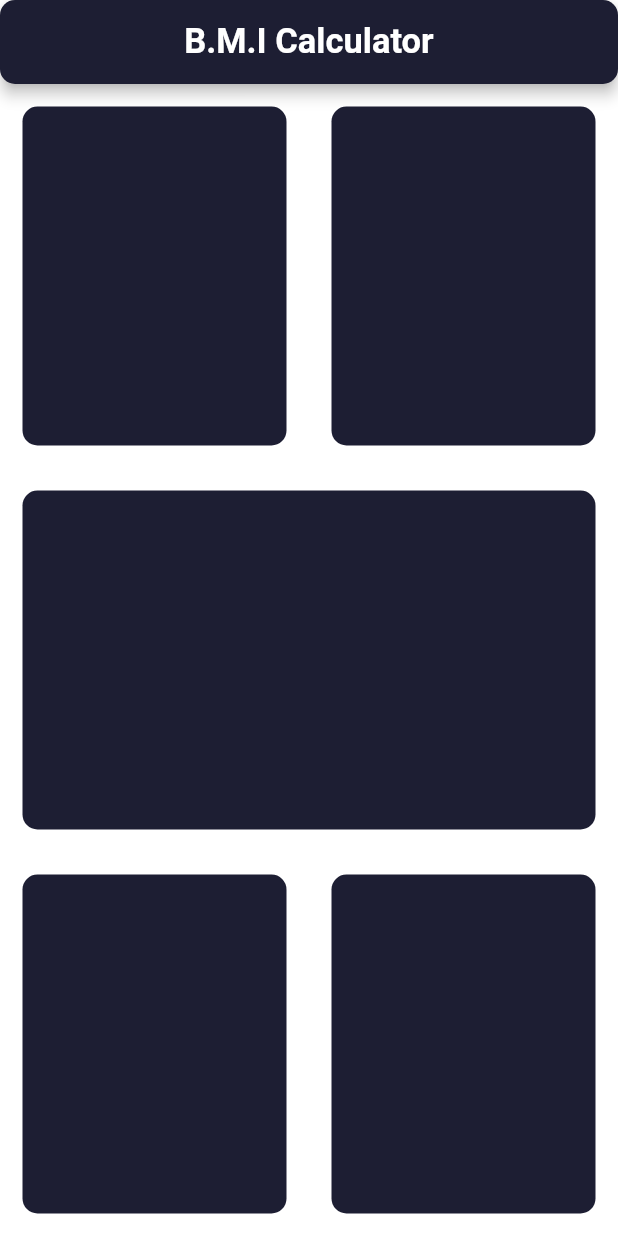
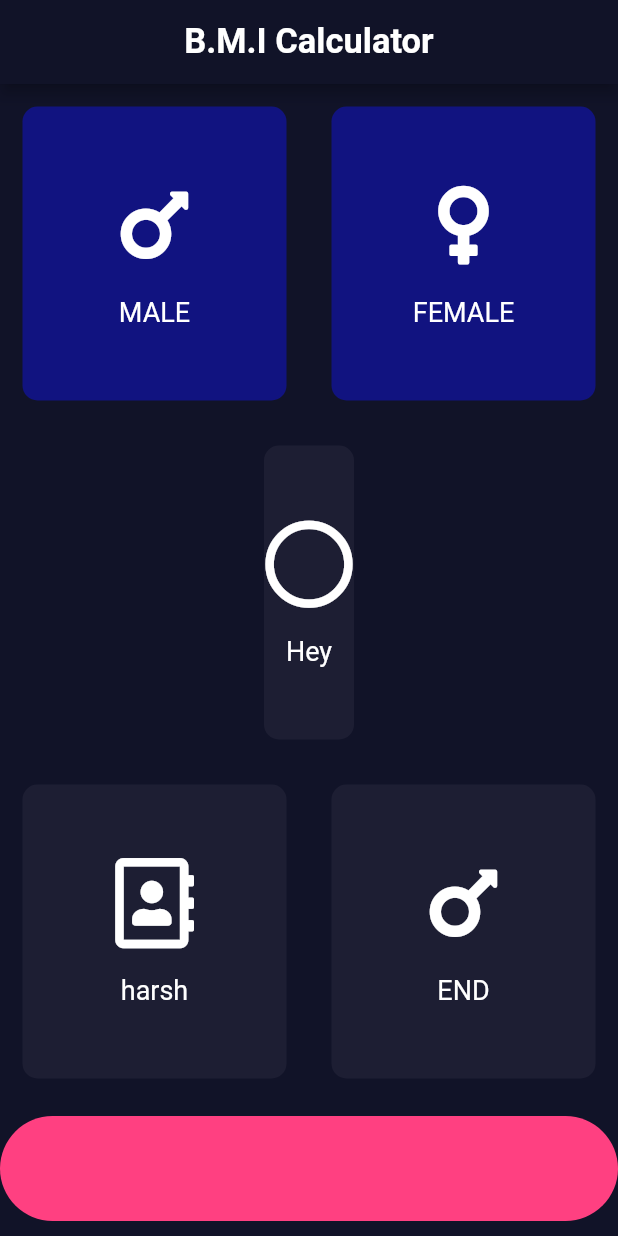
Before and after one commit to harsh1000-hub/Body-Mass-Index-Calculator, a Flutter app: the screen it shows after launch, on a phone screen of 412 x 824 dp. Run offline on Flutter 3.47's test engine with Material 2 defaults, Android fonts, the phone set to English and light mode, and no system bars; our stand-ins replace font_awesome_flutter.

Commit message:
BMI Calculator

```diff
--- /dev/null
+++ b/calculator_bmi/lib/icon_content.dart
@@ -0,0 +1,29 @@
+import 'package:flutter/cupertino.dart';
+import 'package:flutter/material.dart';
+
+const labelTextStyle=TextStyle(fontSize: 18.0,color: Colors.white);
+
+class IconContent extends StatelessWidget {   // custom color property
+  IconContent({required this.icon,required this.label});
+  final IconData icon; // custom icon
+  final String label;   // custom male and female and etc name
+  @override
+  Widget build(BuildContext context) {
+    return Column(
+      mainAxisAlignment: MainAxisAlignment.center,
+      children: <Widget>[
+        Icon(
+          icon,  // custom icon here
+          size: 60.0,
+        ),
+        SizedBox(
+          height: 18.0,
+        ),
+        Text(
+          label, // custom icon here
+          style: labelTextStyle,
+        )
+      ],
+    );
+  }
+}
--- a/calculator_bmi/lib/input_page.dart
+++ b/calculator_bmi/lib/input_page.dart
@@ -1,5 +1,16 @@
+import 'package:calculator_bmi/resuable_card.dart';
 import 'package:flutter/cupertino.dart';
 import 'package:flutter/material.dart';
+import 'package:font_awesome_flutter/font_awesome_flutter.dart';
+import 'icon_content.dart';
+const activeCardColor=Color(0xFF1D1E33);  // constant colour give to every Box Layout
+const inactiveCardColor=Color(0xFF111380); // gesture color when on Tap function works
+
+// Enum creation
+enum GenderType{
+  male,
+  female,
+}
 
 class InputPage extends StatefulWidget {
   @override
@@ -7,14 +18,40 @@ class InputPage extends StatefulWidget {
 }
 
 class _InputPageState extends State<InputPage> {
+  Color maleCardColour = inactiveCardColor;
+  Color femaleCardColour = inactiveCardColor;
+  // 1==male and 2==female
+  // update color method/function on tap on box to show different color
+  void updateColour(GenderType gender){
+    // male card pressed
+    if(gender==GenderType.male){
+      //check the male card color
+      if(maleCardColour==inactiveCardColor){
+        maleCardColour=activeCardColor; // switch on male card color
+        femaleCardColour=inactiveCardColor;  // simultaneously switch off female card color
+      }
+      else{
+        maleCardColour=inactiveCardColor; // reset state
+      }
+    }
+
+    // female card pressed
+    if(gender==GenderType.female){
+      // check the female card color
+      if(femaleCardColour==inactiveCardColor){
+        femaleCardColour=activeCardColor; // switch on female card color
+        maleCardColour=inactiveCardColor;// simultaneously switch off male card color
+      }
+      else{
+        femaleCardColour=inactiveCardColor; //reset state
+      }
+    }
+  }
   @override
   Widget build(BuildContext context) {
     return Scaffold(
       appBar: AppBar(
-        shape: RoundedRectangleBorder(
-          borderRadius: BorderRadius.circular(10.0),
-        ),
-        backgroundColor: Color(0xFF1D1E33),// hexacode color is use here for appbar
+        backgroundColor: Color(0xFF111328),// hexacode color is use here for appbar
         title: Center(
           child: Text(
             'B.M.I Calculator',
@@ -26,35 +63,63 @@ class _InputPageState extends State<InputPage> {
         children: <Widget>[
           Expanded(child: Row(  // First two box in column widget containing column widget
             children: <Widget>[
-              Expanded(child: ReusableCard(colour: Color(0xFF1D1E33),),),  // here Resusablecard class working
-              Expanded(child:ReusableCard(colour: Color(0xFF1D1E33),),),
+
+              //MALE
+              Expanded(child: GestureDetector(  // Gesture Detector change the color of boxes on tap
+                onTap: (){
+                  setState(() {     // calling update color method and set-state us use for functionality
+                    updateColour(GenderType.male); // use enum here
+                  });
+                },
+                child: ReusableCard(  // here reusablecard class working
+                    colour:maleCardColour,
+                  cardChild: IconContent(icon: FontAwesomeIcons.mars, label: 'MALE',),
+                ),
+              ),
+              ),
+
+              //FEMALE
+              Expanded(child: GestureDetector(  // Gesture Detector change the color of boxes on tap
+                onTap: (){
+                  setState(() {     // calling update color method and set-state us use for functionality
+                    updateColour(GenderType.female);  // use enum here
+                  });
+                },
+                child:ReusableCard(
+                  colour: femaleCardColour,
+                cardChild: IconContent(icon: FontAwesomeIcons.venus,label: 'FEMALE',),
+              ),),
+              )],
+          )),
+
+
+          Expanded(child: ReusableCard(
+            colour: activeCardColor,
+            cardChild: IconContent(icon: FontAwesomeIcons.circle,label: 'Hey',),
+          ),), // middle box in column widget containing column widget
+          Expanded(child: Row(  // Second two box in column widget containing column widget
+            children: <Widget>[
+              Expanded(child: ReusableCard(
+                colour:activeCardColor,
+                cardChild: IconContent(icon: FontAwesomeIcons.addressBook,label: 'harsh',),
+              ),),
+              Expanded(child:ReusableCard(
+                  colour: activeCardColor,
+                cardChild: IconContent(icon: FontAwesomeIcons.mars,label: 'END',),
+              ),),
             ],
           )),
-          Expanded(child: ReusableCard(colour: Color(0xFF1D1E33),),), // middle box in column widget containing column widget
-          Expanded(child: Row(  // Second two box in column widget containing column widget
-            children: <Widget>[
-              Expanded(child: ReusableCard(colour: Color(0xFF1D1E33),),),
-              Expanded(child:ReusableCard(colour: Color(0xFF1D1E33),),),
-            ],
-          )),
+          Container(  // bottom box for clicking
+            decoration: BoxDecoration(
+              color: Colors.pinkAccent,
+              borderRadius: BorderRadius.circular(50.0),
+            ),
+            margin: EdgeInsets.only(top: 10.0,bottom: 10.0),
+            width: double.infinity,
+            height: 70.0,
+          )
         ],
       )
     );
   }
 }
-
-class ReusableCard extends StatelessWidget {
-  ReusableCard({required this.colour}); // custom color property
-  Color colour;
-
-  @override
-  Widget build(BuildContext context) {
-    return Container(   // one box design card class name as ReusableCard
-      margin: EdgeInsets.all(15.0),
-      decoration: BoxDecoration(
-        color:colour,
-        borderRadius: BorderRadius.circular(10.0),
-      ),
-    );
-  }
-}
--- a/calculator_bmi/lib/main.dart
+++ b/calculator_bmi/lib/main.dart
@@ -10,7 +10,7 @@ class BMICalculator extends StatelessWidget {
     return MaterialApp(
       debugShowCheckedModeBanner: false,
       theme: ThemeData.dark().copyWith( // theme widget is use here to customize the theme of an app
-          scaffoldBackgroundColor: Colors.white,  // background color
+          scaffoldBackgroundColor: Color(0xFF111328),  // background color
       ),
       home: InputPage(),
     );
--- /dev/null
+++ b/calculator_bmi/lib/resuable_card.dart
@@ -0,0 +1,19 @@
+import 'package:flutter/cupertino.dart';
+import 'package:flutter/material.dart';
+class ReusableCard extends StatelessWidget {
+  ReusableCard({required this.colour,required this.cardChild}); // custom color property
+  final Color colour; // final because everytime new Reusable class is created so that's why new color everytime assign
+  final Widget cardChild;
+
+  @override
+  Widget build(BuildContext context) {
+    return Container(   // one box design card class name as ReusableCard
+      child: cardChild,
+      margin: EdgeInsets.all(15.0),
+      decoration: BoxDecoration(
+        color:colour,
+        borderRadius: BorderRadius.circular(10.0),
+      ),
+    );
+  }
+}
--- a/calculator_bmi/pubspec.yaml
+++ b/calculator_bmi/pubspec.yaml
@@ -34,6 +34,7 @@ dependencies:
   # The following adds the Cupertino Icons font to your application.
   # Use with the CupertinoIcons class for iOS style icons.
   cupertino_icons: ^1.0.2
+  font_awesome_flutter: ^9.2.0
 
 dev_dependencies:
   flutter_test:
```
Also changed, not shown: calculator_bmi/pubspec.lock, 5 other files.
